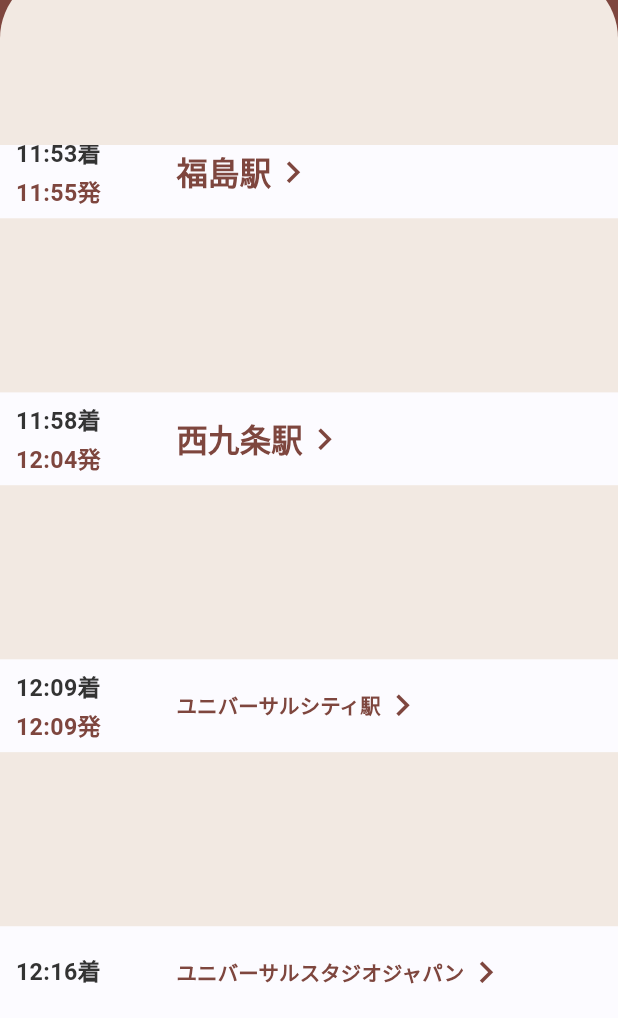
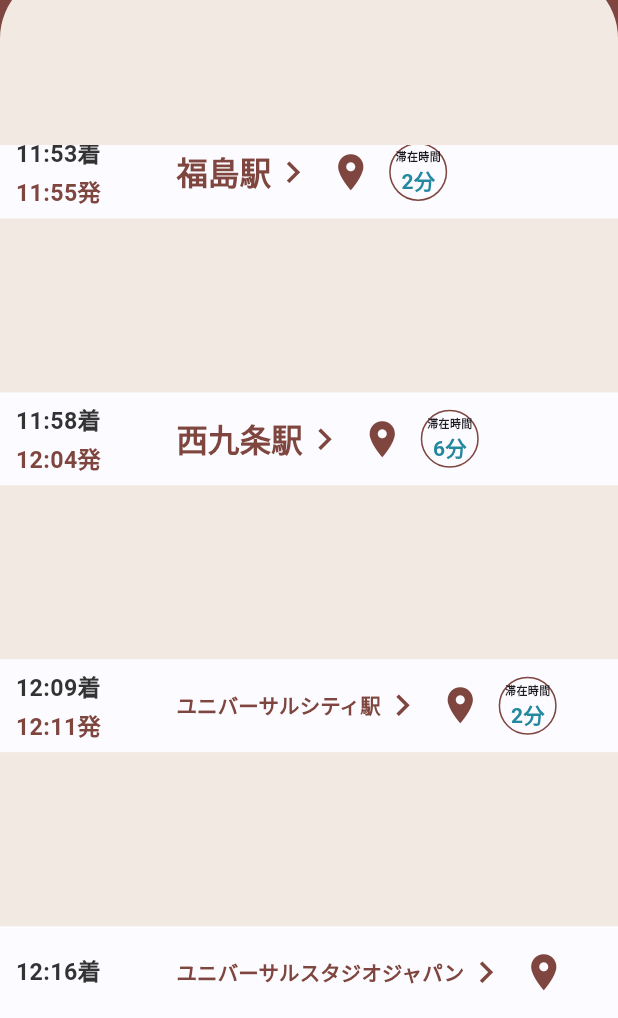
Before and after one commit to k-hinata515/time_alchemy_app, a Flutter app: the Navigation_Page screen opened directly, scrolled down 369 dp, on a phone screen of 412 x 824 dp, the part 218-1236 px from its top. Run offline on Flutter 3.47's test engine with Material 3 defaults, Android fonts, the light colour scheme and no system bars; our stand-ins replace cloud_firestore, device_preview, dotted_border, firebase_auth, firebase_core, flutter_rating_bar and 5 more; accounts and stored records are empty; generated files the repository leaves out were written again.

Commit message:
[update]コードを追加・編集しました

```diff
--- a/lib/View/Navigation.dart
+++ b/lib/View/Navigation.dart
@@ -1,8 +1,11 @@
+import 'dart:math';
+
 import 'package:device_preview/device_preview.dart';
 import 'package:flutter/foundation.dart';
 import 'package:flutter/material.dart';
 import 'package:time_alchemy_app/component/AppCompornent.dart';
 import 'package:time_alchemy_app/component/BackgroundCompornent.dart';
+import 'package:time_alchemy_app/component/Dashed_Line.dart';
 import 'package:time_alchemy_app/constant/Colors_comrponent%20.dart';
 import 'package:time_alchemy_app/constant/screen_pod.dart';
 import 'package:intl/intl.dart';
@@ -20,6 +23,7 @@
   @override
   Widget build(BuildContext context) {
     return MaterialApp(
+
       debugShowCheckedModeBanner: false,
       useInheritedMediaQuery: true,
       locale: DevicePreview.locale(context),
@@ -55,26 +59,31 @@
       'label': '大阪駅',
       'arrival_time': '11:45',
       'departure_time': '15:00',
+      'staying time':'15',
     },
     {
       'label': '福島駅',
       'arrival_time': '11:53',
       'departure_time': '11:55',
+      'staying time' :'2',
     },
     {
       'label': '西九条駅',
       'arrival_time': '11:58',
       'departure_time': '12:04',
+      'staying time':'6'
     },
     {
       'label': 'ユニバーサルシティ駅',
       'arrival_time': '12:09',
-      'departure_time': '12:09',
+      'departure_time': '12:11',
+      'staying time':'2'
     },
     {
       'label': 'ユニバーサルスタジオジャパン',
       'arrival_time': '12:16',
       'departure_time': null,
+      'staying time':null
     },
   ];
   @override
@@ -121,9 +130,12 @@
                                 fontSize: screen.designH(16),
                                 fontWeight: FontWeight.bold),
                           ),
-                          SizedBox(
-                            width: screen.designW(48),
+                          SizedBox(width: screen.designW(8),),
+                          Icon(
+                            Icons.directions_run,
+                            size: screen.designW(45),
                           ),
+
                           //ボタンだった場合の処理
                           ElevatedButton(
                             onPressed: () {
@@ -188,6 +200,9 @@
                               destinationData['arrival_time'];
                           final String? departureTime =
                               destinationData['departure_time'];
+                          final String? stayingtime = destinationData['staying time'];
+
+
                           return Column(
                             children: [
                               SizedBox(
@@ -235,9 +250,7 @@
                                                         FontWeight.bold),
                                               ),
                                           ]),
-                                      SizedBox(
-                                        width: screen.designW(48),
-                                      ),
+                                          SizedBox(width: screen.designW(48),),
                                       ElevatedButton(
                                         onPressed: () {
                                           // 現在地を押された時の処理
@@ -277,16 +290,81 @@
                                           ],
                                         ),
                                       ),
+                                      IconButton(
+                                        color: Colors_compornet.globalBackgroundColorRed,
+                                        iconSize: screen.designH(30),
+                                        onPressed: () {
+                                          //ここでsearch.dartにページ遷移するかAdd destination.dartに遷移する処理を書く
+                                          if(departureTime ==null){
+                                            //ここにsearch.dartにページ遷移するコード
+                                          }else{
+                                            //ここにAdd destination.dartにページ遷移するコードを書く
+
+                                          }
+                                        },
+                                        icon:Icon(Icons.location_on),
+                                      ),
+                                      if(stayingtime!=null)
+                                      Align(
+                                        alignment: Alignment.centerRight,
+                                         child: Container(//以下を入れる
+                                          height: screen.designH(40),
+                                          width: screen.designW(40),
+                                          decoration:  BoxDecoration(
+                                            color: Colors_compornet.textfontColorWhite,
+                                            shape: BoxShape.circle,
+                                            border: Border.all(color: Colors_compornet.globalBackgroundColorRed),
+                                          ),
+                                          child: Column(
+                                            children: [
+                                              SizedBox(height: screen.designH(3),),
+                                              Text(
+                                                '滞在時間',
+                                                style: TextStyle(
+                                                    fontSize: screen.designW(7),
+                                                    fontWeight: FontWeight.bold
+                                                ),
+                                              ),
+                                              SizedBox(height: screen.designH(1),),
+                                              Text(
+                                                '$stayingtime分',
+                                                style: TextStyle(
+                                                  color: Colors_compornet.staytime,
+                                                  fontWeight: FontWeight.bold
+                                                ),
+                                              )
+                                            ],
+                                          ),
+                                        ),
+                                      )
                                     ],
-                                  ))
+                                  )
+                                ),
                             ],
                           );
-                        }),
+                        }
+                      ),
                   ],
                 ),
               ),
             ),
           ),
+          // Stack(
+          //   alignment: Alignment.topLeft,
+          //   children: [
+          //     //時系列線
+
+          //     Align(
+          //       alignment: Alignment(-0.5,-01),
+          //       child: Dashed_Line(
+          //         height: double.infinity,
+          //         width: screen.designW(4), // Dashed_Line の幅を変更
+          //       ),
+          //     ),
+          //     // ↓アイコンと〇図形
+
+          //   ],
+          // ),
         ],
       ),
     );
--- a/lib/constant/Colors_comrponent .dart
+++ b/lib/constant/Colors_comrponent .dart
@@ -25,4 +25,5 @@
       Color(0xFFEED8D2); //search.dartのNavigation iconで使用
   static const textfontColorBlack = Color(0xFf333333); //textの基本的な黒に使用
   static const textfontColorWhite = Color(0xFFFCFBFF); //textの基本的な白に使用
+  static const staytime = Color(0xFF24889E);
 }
```
